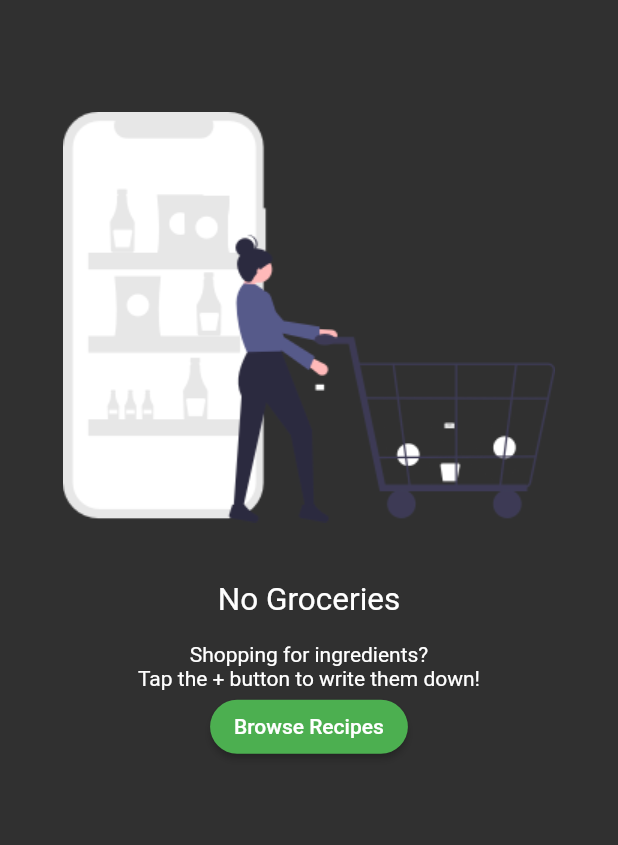
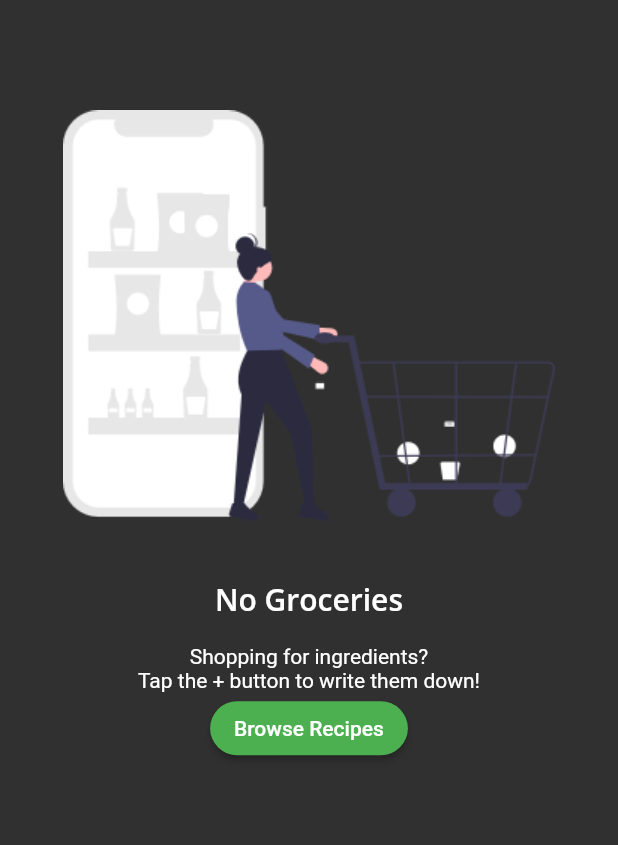
Before and after one commit to johnnjuki/Fooderlich-flta, a Flutter app: the GroceryScreen screen opened directly, after a tap on "Browse Recipes", on a phone screen of 412 x 824 dp. Shown: the part 210-1055 px from the top of the screen. Run offline on Flutter 3.47's test engine with Material 2 defaults, Android fonts, the phone set to English and light mode, and no system bars; our stand-ins replace flutter_colorpicker, google_fonts; statements that could not run were skipped.

Commit message:
Update empty grocery screen

```diff
--- a/lib/screens/empty_grocery_screen.dart
+++ b/lib/screens/empty_grocery_screen.dart
@@ -1,7 +1,4 @@
 import 'package:flutter/material.dart';
-import 'package:provider/provider.dart';
-
-import '../models/models.dart';
 
 class EmptyGroceryScreen extends StatelessWidget {
   const EmptyGroceryScreen({Key? key}) : super(key: key);
@@ -20,9 +17,9 @@ class EmptyGroceryScreen extends StatelessWidget {
                 child: Image.asset('assets/fooderlich_assets/empty_list.png'),
               ),
             ),
-            const Text(
+            Text(
               'No Groceries',
-              style: TextStyle(fontSize: 21.0),
+              style: Theme.of(context).textTheme.headline6,
             ),
             const SizedBox(height: 16.0),
             const Text(
@@ -38,7 +35,7 @@ class EmptyGroceryScreen extends StatelessWidget {
               ),
               color: Colors.green,
               onPressed: () {
-                Provider.of<TabManager>(context, listen: false).goToRecipes();
+                // TODO: Update user's selected tab
               },
             ),
           ],
```
